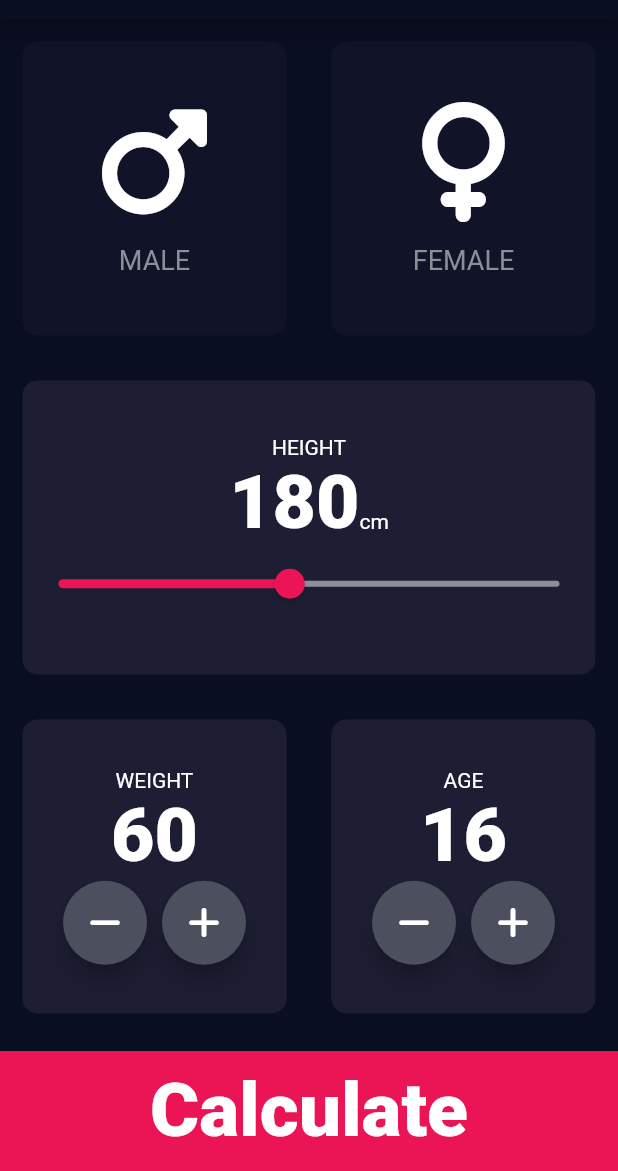
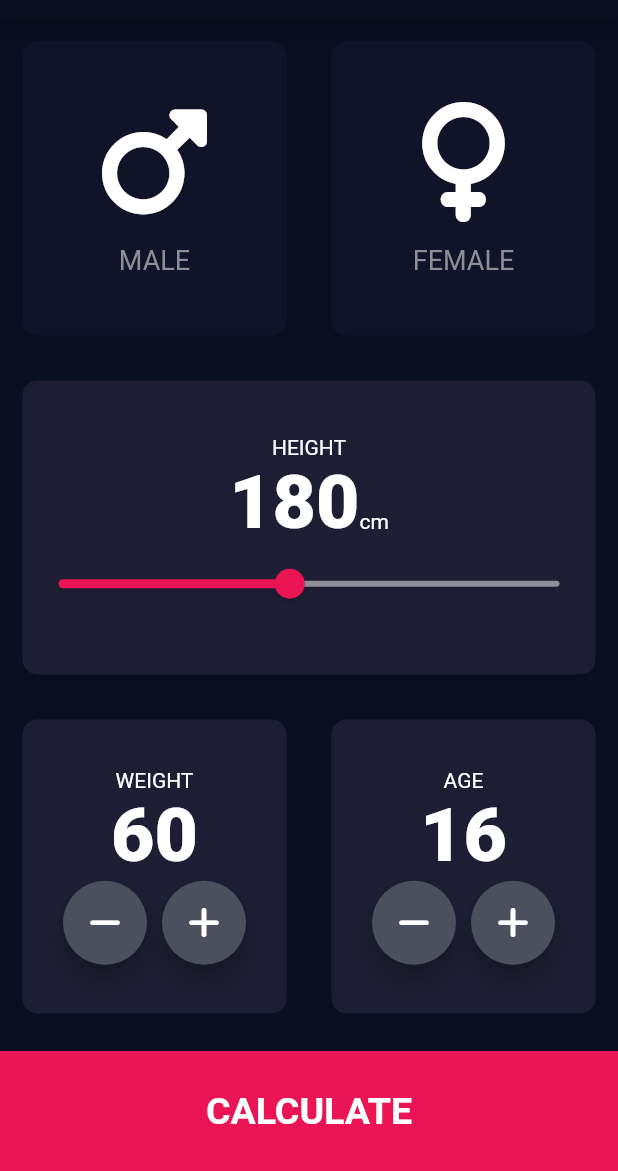
Before and after one commit to Hallcoder/bmi, a Flutter app: the screen it shows after launch, on a phone screen of 412 x 824 dp, the part 65-1236 px from its top. Run offline on Flutter 3.47's test engine with Material 2 defaults, Android fonts, the phone set to English and light mode, and no system bars; our stand-ins replace font_awesome_flutter.

Commit message:
finished the app and learnt how to pass data between screens

```diff
--- /dev/null
+++ b/lib/components/bottom_button.dart
@@ -0,0 +1,23 @@
+import 'package:flutter/material.dart';
+import '../constants.dart';
+class BottomButton extends StatelessWidget {
+const BottomButton({
+Key? key, required this.onTap, required this.buttonTitle,
+}) : super(key: key);
+
+final void Function() onTap;
+final String buttonTitle;
+@override
+Widget build(BuildContext context) {
+  return GestureDetector(
+    onTap: onTap,
+    child: Container(
+      color: const Color(0xffeb1555),
+      margin: const EdgeInsets.only(top: 10.0),
+      width: double.infinity,
+      height: kBottomContainerHeight,
+      child:  Center(child: Text(buttonTitle, style: kLargeButtonStyle)),
+    ),
+  );
+}
+}
--- a/lib/constants.dart
+++ b/lib/constants.dart
@@ -6,3 +6,16 @@ const kNumberStyle = TextStyle(
     fontSize:50.0,
     fontWeight: FontWeight.w900
 );
+const kLargeButtonStyle = TextStyle(
+  fontSize: 25.0,
+  fontWeight: FontWeight.bold,
+);
+const kresultNumber = TextStyle(
+  fontSize: 80.0,
+  fontWeight: FontWeight.bold
+);
+const kresultsText = TextStyle(
+  color: Colors.green,
+  fontSize: 25.0,
+  fontWeight: FontWeight.bold,
+);
--- a/lib/main.dart
+++ b/lib/main.dart
@@ -1,5 +1,5 @@
 import 'package:flutter/material.dart';
-import 'input_page.dart';
+import 'screens/input_page.dart';
 void main() => runApp(BMICalculator());
 
 class BMICalculator extends StatelessWidget {
--- a/lib/input_page.dart
+++ b/lib/screens/input_page.dart
@@ -1,11 +1,12 @@
+import 'package:bmi/calculator_brain.dart';
+import 'package:bmi/screens/results_page.dart';
 import 'package:flutter/material.dart';
 import 'package:font_awesome_flutter/font_awesome_flutter.dart';
-import 'reusable_Card.dart';
-import 'icon_content.dart';
-import 'constants.dart';
-
+import '../components/reusable_Card.dart';
+import '../components/icon_content.dart';
+import '../constants.dart';
+import '../components/bottom_button.dart';
 enum Genders { male, female, none }
-
 class InputPage extends StatefulWidget {
   const InputPage({Key? key}) : super(key: key);
 
@@ -119,13 +120,13 @@ class InputPageState extends State<InputPage> {
               ],
             ),
           ),
-          Container(
-            color: const Color(0xffeb1555),
-            margin: const EdgeInsets.only(top: 10.0),
-            width: double.infinity,
-            height: kBottomContainerHeight,
-            child: const Center(child: Text('Calculate', style: kNumberStyle)),
-          ),
+           BottomButton(buttonTitle: 'CALCULATE',onTap: (){
+             CalculatorBrain calc = CalculatorBrain(weight, height);
+             String bmiRes = calc.calculateBMI();
+             String res = calc.getResult();
+             String interpretation = calc.getInterpretation();
+             Navigator.push(context,MaterialPageRoute(builder: (context) => ResultsPage(bmiResult: bmiRes,resultText: res,interpretation: interpretation,)));
+           }),
         ],
       ),
     );
@@ -168,6 +169,7 @@ class InputPageState extends State<InputPage> {
   }
 }
 
+
 class RoundIconButton extends StatelessWidget {
   const RoundIconButton({Key? key, required this.child, required this.onPress}) : super(key: key);
   final Widget child;
@@ -175,7 +177,6 @@ class RoundIconButton extends StatelessWidget {
   @override
   Widget build(BuildContext context) {
     return RawMaterialButton(
-      child: child,
       textStyle: const TextStyle(
         color: Colors.white,
       ),
@@ -184,6 +185,7 @@ class RoundIconButton extends StatelessWidget {
       onPressed:onPress,
       shape: const CircleBorder(),
       fillColor: const Color(0xff4c4f5e),
+      child: child,
     );
   }
 }
```
Also changed, not shown: lib/calculator_brain.dart (added, +33 -0 lines), lib/screens/results_page.dart (added, +45 -0 lines), lib/components/icon_content.dart (renamed from lib/icon_content.dart), lib/components/reusable_Card.dart (renamed from lib/reusable_Card.dart).
